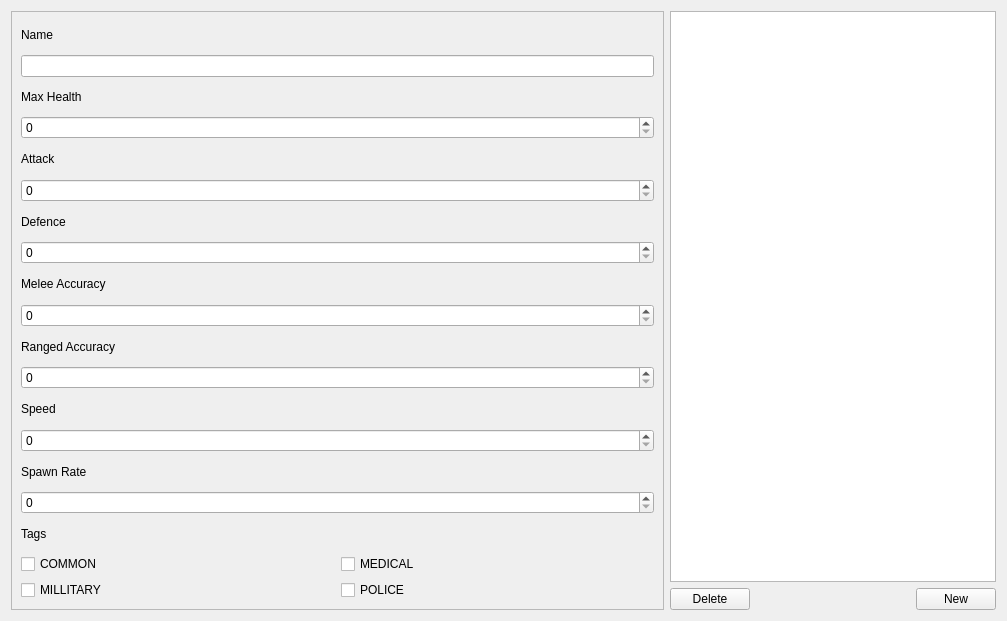
Before: the Qt Designer form ui/tabenemies.ui in Boxfort/ZombieDataApp, drawn with Qt 5.
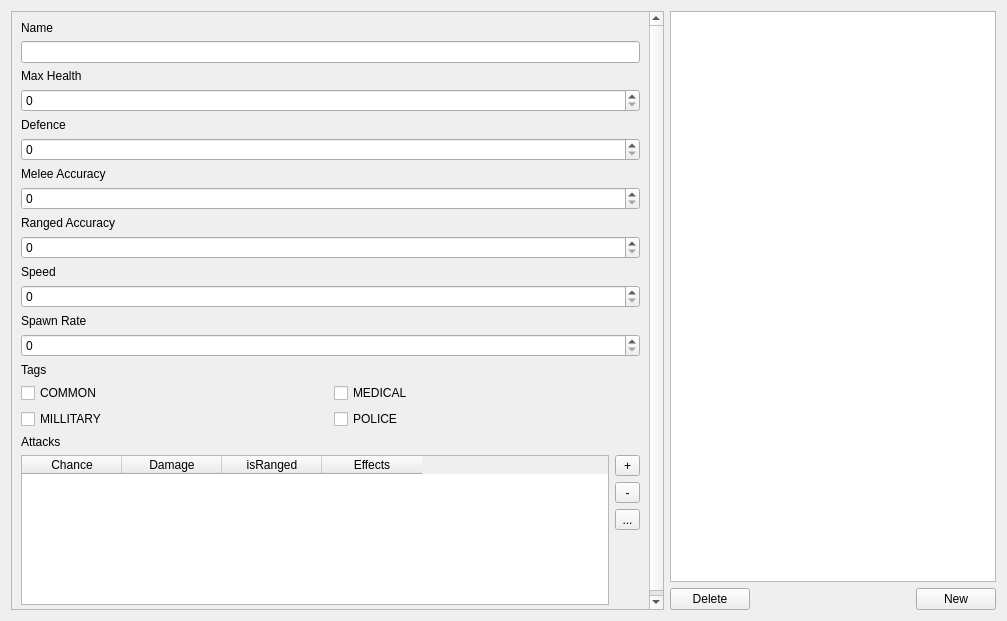
After: the same form once the commit is applied.

Commit message: add enemy attacks

Diff of the .ui file:
```diff
--- a/ui/tabenemies.ui
+++ b/ui/tabenemies.ui
@@ -23,9 +23,9 @@
       <property name="geometry">
        <rect>
         <x>0</x>
-        <y>0</y>
-        <width>653</width>
-        <height>601</height>
+        <y>-59</y>
+        <width>639</width>
+        <height>660</height>
        </rect>
       </property>
       <layout class="QVBoxLayout" name="verticalLayout_8">
@@ -49,16 +49,6 @@
        <item>
         <widget class="QSpinBox" name="spinner_enemy_health"/>
        </item>
-       <item>
-        <widget class="QLabel" name="label_20">
-         <property name="text">
-          <string>Attack</string>
-         </property>
-        </widget>
-       </item>
-       <item>
-        <widget class="QSpinBox" name="spinner_enemy_attack"/>
-       </item>
        <item>
         <widget class="QLabel" name="label_21">
          <property name="text">
@@ -160,6 +150,109 @@
          </item>
         </layout>
        </item>
+       <item>
+        <widget class="QLabel" name="label">
+         <property name="text">
+          <string>Attacks</string>
+         </property>
+        </widget>
+       </item>
+       <item>
+        <layout class="QHBoxLayout" name="horizontalLayout_3">
+         <property name="topMargin">
+          <number>0</number>
+         </property>
+         <item>
+          <widget class="QTableWidget" name="table_attacks">
+           <property name="minimumSize">
+            <size>
+             <width>0</width>
+             <height>150</height>
+            </size>
+           </property>
+           <column>
+            <property name="text">
+             <string>Chance</string>
+            </property>
+           </column>
+           <column>
+            <property name="text">
+             <string>Damage</string>
+            </property>
+           </column>
+           <column>
+            <property name="text">
+             <string>isRanged</string>
+            </property>
+           </column>
+           <column>
+            <property name="text">
+             <string>Effects</string>
+            </property>
+           </column>
+          </widget>
+         </item>
+         <item>
+          <layout class="QVBoxLayout" name="verticalLayout">
+           <property name="rightMargin">
+            <number>0</number>
+           </property>
+           <item>
+            <widget class="QToolButton" name="button_attack_add">
+             <property name="minimumSize">
+              <size>
+               <width>25</width>
+               <height>0</height>
+              </size>
+             </property>
+             <property name="text">
+              <string>+</string>
+             </property>
+            </widget>
+           </item>
+           <item>
+            <widget class="QToolButton" name="button_attack_remove">
+             <property name="minimumSize">
+              <size>
+               <width>25</width>
+               <height>0</height>
+              </size>
+             </property>
+             <property name="text">
+              <string>-</string>
+             </property>
+            </widget>
+           </item>
+           <item>
+            <widget class="QToolButton" name="button_attack_edit">
+             <property name="minimumSize">
+              <size>
+               <width>25</width>
+               <height>0</height>
+              </size>
+             </property>
+             <property name="text">
+              <string>...</string>
+             </property>
+            </widget>
+           </item>
+           <item>
+            <spacer name="verticalSpacer">
+             <property name="orientation">
+              <enum>Qt::Vertical</enum>
+             </property>
+             <property name="sizeHint" stdset="0">
+              <size>
+               <width>20</width>
+               <height>40</height>
+              </size>
+             </property>
+            </spacer>
+           </item>
+          </layout>
+         </item>
+        </layout>
+       </item>
       </layout>
      </widget>
     </widget>
```
The commit also changes 15 other files.
